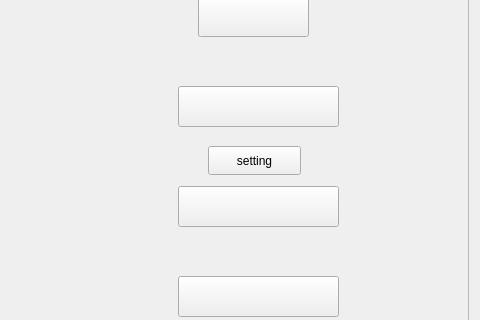
baiyingzhuying/ungo, file equipped/mainwindow_01.ui: the form before one commit; both pictures show x 492 to 972 and y 304 to 624 of the 972 by 711 pixel window.
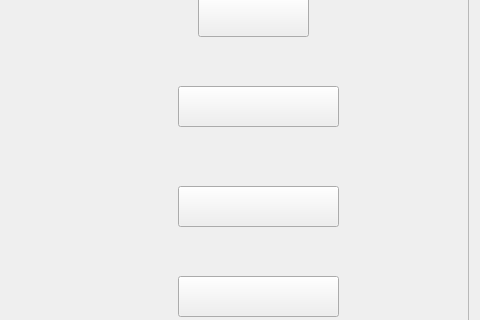
The form after the commit. Icons and pictures are not drawn.

```diff
--- a/equipped/mainwindow_01.ui
+++ b/equipped/mainwindow_01.ui
@@ -222,19 +222,6 @@
       </property>
      </item>
     </widget>
-    <widget class="QPushButton" name="net_setting">
-     <property name="geometry">
-      <rect>
-       <x>700</x>
-       <y>450</y>
-       <width>93</width>
-       <height>29</height>
-      </rect>
-     </property>
-     <property name="text">
-      <string>setting</string>
-     </property>
-    </widget>
     <zorder>help</zorder>
     <zorder>StartGame</zorder>
     <zorder>ourteam</zorder>
```
Left out of the diff: 1 changed line with no effect on the pictures.
